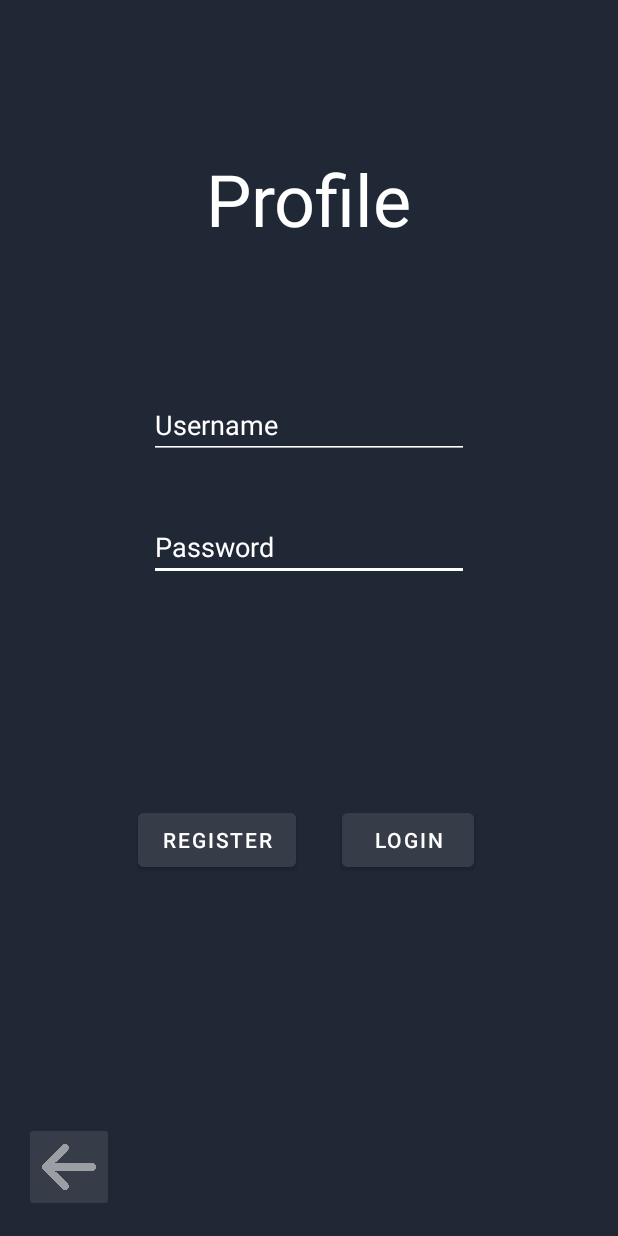
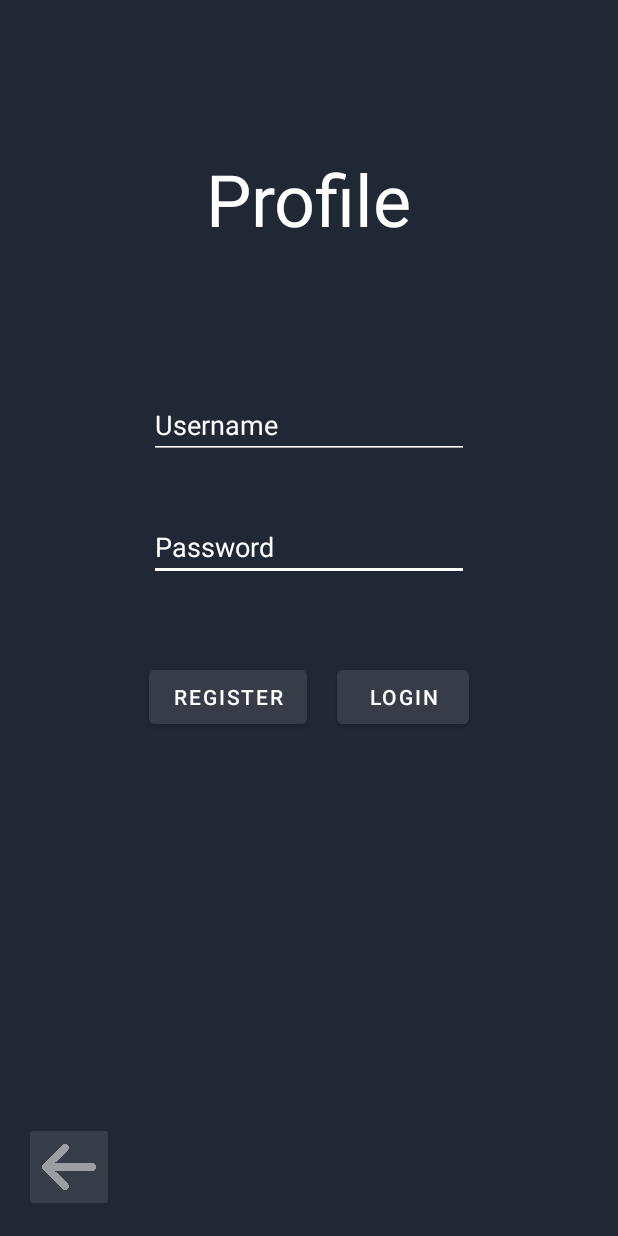
Before and after one commit to Galahallt/MOBDEVE-Project, an Android app: the Profile screen opened directly, with no data from a screen before it, on a phone screen of 412 x 824 dp. Run offline under Robolectric (Android 15) with nearby library versions, the phone set to English and light mode, and no system bars; Roboto replaces fonts that are not available here.

Commit message:
Fixed layout for profile

```diff
--- a/Pong/app/src/main/res/layout/profile.xml
+++ b/Pong/app/src/main/res/layout/profile.xml
@@ -45,31 +45,23 @@
             android:id="@+id/btnRegister"
             android:layout_width="wrap_content"
             android:layout_height="wrap_content"
-        android:layout_marginStart="92dp"
-        android:layout_marginBottom="240dp"
             android:backgroundTint="#363D49"
             android:text="Register"
-        app:layout_constraintBottom_toBottomOf="parent"
-        app:layout_constraintStart_toStartOf="parent"
+            app:layout_constraintStart_toStartOf="@+id/etPassword"
             app:layout_constraintTop_toBottomOf="@+id/tvPrompt"
-        app:layout_constraintVertical_bias="1.0" />
-
+            app:layout_constraintVertical_bias="0.044" app:layout_constraintBottom_toTopOf="@+id/ibProfileBack"/>
     <Button
             android:id="@+id/btnLogin"
             android:layout_width="wrap_content"
             android:layout_height="wrap_content"
             android:layout_marginStart="36dp"
-        android:layout_marginEnd="96dp"
-        android:layout_marginBottom="240dp"
             android:backgroundTint="#363D49"
             android:text="Login"
-        app:layout_constraintBottom_toBottomOf="parent"
-        app:layout_constraintEnd_toEndOf="parent"
+            app:layout_constraintEnd_toEndOf="@+id/etPassword"
             app:layout_constraintHorizontal_bias="1.0"
             app:layout_constraintStart_toEndOf="@+id/btnRegister"
             app:layout_constraintTop_toBottomOf="@+id/tvPrompt"
-        app:layout_constraintVertical_bias="1.0" />
-
+            app:layout_constraintVertical_bias="0.044" app:layout_constraintBottom_toTopOf="@+id/ibProfileBack"/>
     <TextView
             android:text="Profile"
             android:layout_width="wrap_content"
```
Lines whose indentation alone changed are shown as unchanged.
